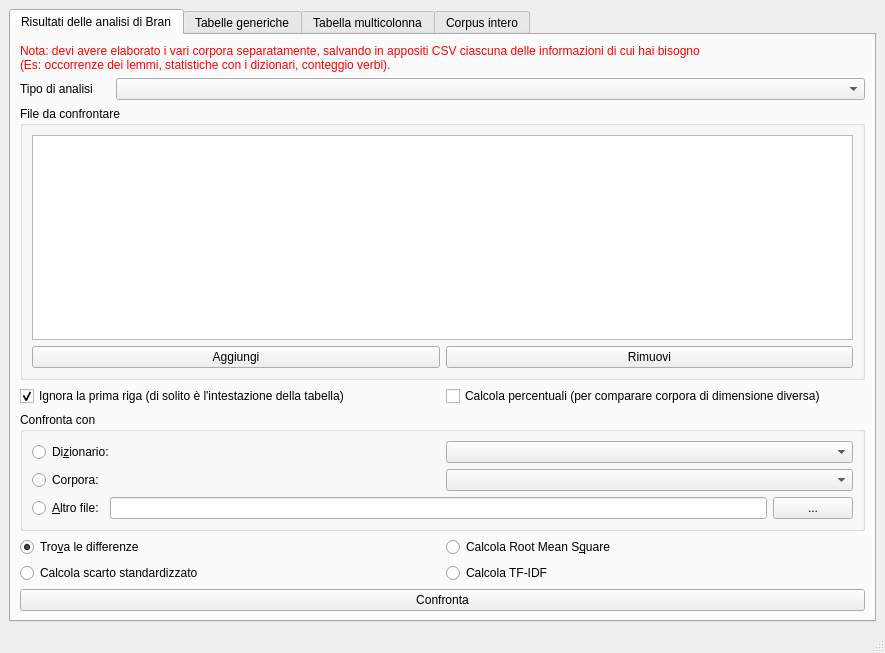
zorbaproject/Bran, file forms/confronto.ui: the form before one commit.
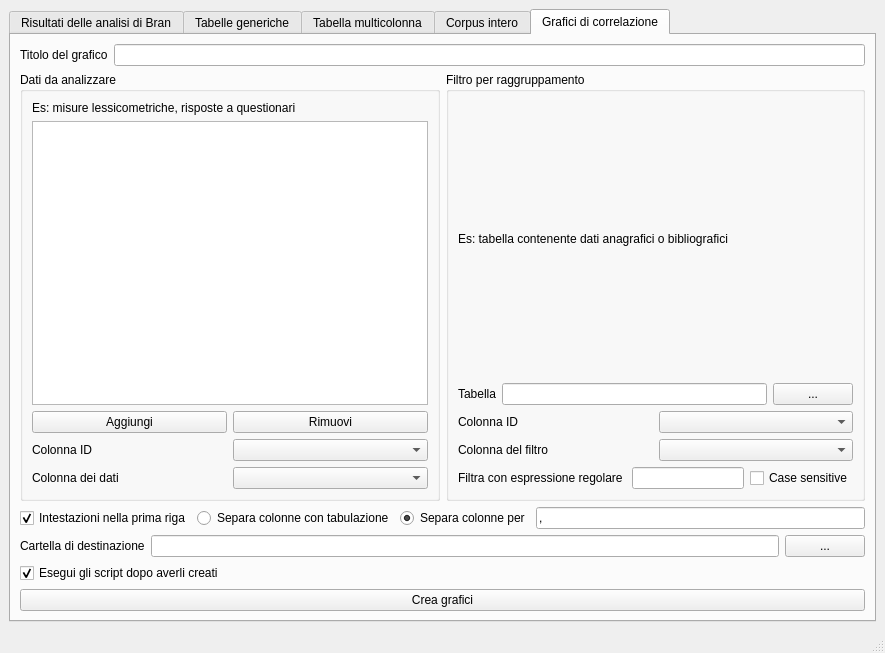
The form after the commit.

Commit message: Grafici di correlazione

Patch:
```diff
--- a/forms/confronto.ui
+++ b/forms/confronto.ui
@@ -18,7 +18,7 @@
     <item>
      <widget class="QTabWidget" name="tabWidget">
       <property name="currentIndex">
-       <number>0</number>
+       <number>4</number>
       </property>
       <widget class="QWidget" name="tab_3">
        <attribute name="title">
@@ -971,6 +971,260 @@
         </item>
        </layout>
       </widget>
+      <widget class="QWidget" name="tab_4">
+       <attribute name="title">
+        <string>Grafici di correlazione</string>
+       </attribute>
+       <layout class="QVBoxLayout" name="verticalLayout_12">
+        <item>
+         <layout class="QHBoxLayout" name="horizontalLayout_21">
+          <item>
+           <widget class="QLabel" name="label_29">
+            <property name="text">
+             <string>Titolo del grafico</string>
+            </property>
+           </widget>
+          </item>
+          <item>
+           <widget class="QLineEdit" name="plotTitle"/>
+          </item>
+         </layout>
+        </item>
+        <item>
+         <layout class="QHBoxLayout" name="horizontalLayout_22">
+          <item>
+           <widget class="QGroupBox" name="groupBox_5">
+            <property name="title">
+             <string>Dati da analizzare  </string>
+            </property>
+            <layout class="QVBoxLayout" name="verticalLayout_14">
+             <item>
+              <widget class="QLabel" name="label_26">
+               <property name="text">
+                <string>Es: misure lessicometriche, risposte a questionari</string>
+               </property>
+              </widget>
+             </item>
+             <item>
+              <layout class="QHBoxLayout" name="horizontalLayout_19">
+               <item>
+                <widget class="QListWidget" name="plotData"/>
+               </item>
+              </layout>
+             </item>
+             <item>
+              <layout class="QHBoxLayout" name="horizontalLayout_23">
+               <item>
+                <widget class="QPushButton" name="plot_addfile">
+                 <property name="text">
+                  <string>Aggiungi</string>
+                 </property>
+                </widget>
+               </item>
+               <item>
+                <widget class="QPushButton" name="plot_rmfile">
+                 <property name="text">
+                  <string>Rimuovi</string>
+                 </property>
+                </widget>
+               </item>
+              </layout>
+             </item>
+             <item>
+              <layout class="QGridLayout" name="gridLayout_13">
+               <item row="1" column="0">
+                <widget class="QLabel" name="label_24">
+                 <property name="text">
+                  <string>Colonna dei dati</string>
+                 </property>
+                </widget>
+               </item>
+               <item row="0" column="0">
+                <widget class="QLabel" name="label_25">
+                 <property name="text">
+                  <string>Colonna ID</string>
+                 </property>
+                </widget>
+               </item>
+               <item row="0" column="1">
+                <widget class="QComboBox" name="plotDataID"/>
+               </item>
+               <item row="1" column="1">
+                <widget class="QComboBox" name="plotDataCol"/>
+               </item>
+              </layout>
+             </item>
+            </layout>
+           </widget>
+          </item>
+          <item>
+           <widget class="QGroupBox" name="groupBox_3">
+            <property name="title">
+             <string>Filtro per raggruppamento  </string>
+            </property>
+            <layout class="QVBoxLayout" name="verticalLayout_13">
+             <item>
+              <widget class="QLabel" name="label_20">
+               <property name="text">
+                <string>Es: tabella contenente dati anagrafici o bibliografici</string>
+               </property>
+              </widget>
+             </item>
+             <item>
+              <layout class="QHBoxLayout" name="horizontalLayout_17">
+               <item>
+                <widget class="QLabel" name="label_21">
+                 <property name="text">
+                  <string>Tabella</string>
+                 </property>
+                </widget>
+               </item>
+               <item>
+                <widget class="QLineEdit" name="plotGroup"/>
+               </item>
+               <item>
+                <widget class="QPushButton" name="plot_groupfile">
+                 <property name="text">
+                  <string>...</string>
+                 </property>
+                </widget>
+               </item>
+              </layout>
+             </item>
+             <item>
+              <layout class="QGridLayout" name="gridLayout_12">
+               <item row="1" column="0">
+                <widget class="QLabel" name="label_23">
+                 <property name="text">
+                  <string>Colonna del filtro</string>
+                 </property>
+                </widget>
+               </item>
+               <item row="0" column="0">
+                <widget class="QLabel" name="label_22">
+                 <property name="text">
+                  <string>Colonna ID</string>
+                 </property>
+                </widget>
+               </item>
+               <item row="0" column="1">
+                <widget class="QComboBox" name="plotGroupID"/>
+               </item>
+               <item row="1" column="1">
+                <widget class="QComboBox" name="plotGroupCol"/>
+               </item>
+              </layout>
+             </item>
+             <item>
+              <layout class="QHBoxLayout" name="horizontalLayout_18">
+               <item>
+                <widget class="QLabel" name="label_27">
+                 <property name="text">
+                  <string>Filtra con espressione regolare </string>
+                 </property>
+                </widget>
+               </item>
+               <item>
+                <widget class="QLineEdit" name="plotRegex"/>
+               </item>
+               <item>
+                <widget class="QCheckBox" name="plotCase">
+                 <property name="text">
+                  <string>Case sensitive</string>
+                 </property>
+                </widget>
+               </item>
+              </layout>
+             </item>
+            </layout>
+           </widget>
+          </item>
+         </layout>
+        </item>
+        <item>
+         <layout class="QHBoxLayout" name="horizontalLayout_16">
+          <item>
+           <widget class="QCheckBox" name="plotHeader">
+            <property name="text">
+             <string>Intestazioni nella prima riga</string>
+            </property>
+            <property name="checked">
+             <bool>true</bool>
+            </property>
+           </widget>
+          </item>
+          <item>
+           <widget class="QRadioButton" name="sepTab">
+            <property name="text">
+             <string>Separa colonne con tabulazione</string>
+            </property>
+            <attribute name="buttonGroup">
+             <string notr="true">buttonGroup_3</string>
+            </attribute>
+           </widget>
+          </item>
+          <item>
+           <widget class="QRadioButton" name="sepPer">
+            <property name="text">
+             <string>Separa colonne per</string>
+            </property>
+            <property name="checked">
+             <bool>true</bool>
+            </property>
+            <attribute name="buttonGroup">
+             <string notr="true">buttonGroup_3</string>
+            </attribute>
+           </widget>
+          </item>
+          <item>
+           <widget class="QLineEdit" name="sepText">
+            <property name="text">
+             <string>,</string>
+            </property>
+           </widget>
+          </item>
+         </layout>
+        </item>
+        <item>
+         <layout class="QHBoxLayout" name="horizontalLayout_20">
+          <item>
+           <widget class="QLabel" name="label_28">
+            <property name="text">
+             <string>Cartella di destinazione</string>
+            </property>
+           </widget>
+          </item>
+          <item>
+           <widget class="QLineEdit" name="plotoutputdir"/>
+          </item>
+          <item>
+           <widget class="QPushButton" name="plotselectoutput">
+            <property name="text">
+             <string>...</string>
+            </property>
+           </widget>
+          </item>
+         </layout>
+        </item>
+        <item>
+         <widget class="QCheckBox" name="runR">
+          <property name="text">
+           <string>Esegui gli script dopo averli creati</string>
+          </property>
+          <property name="checked">
+           <bool>true</bool>
+          </property>
+         </widget>
+        </item>
+        <item>
+         <widget class="QPushButton" name="creagrafici">
+          <property name="text">
+           <string>Crea grafici</string>
+          </property>
+         </widget>
+        </item>
+       </layout>
+      </widget>
      </widget>
     </item>
    </layout>
```
Left out of the diff: 1 changed line with no effect on the pictures. The commit also changes 2 other files.
